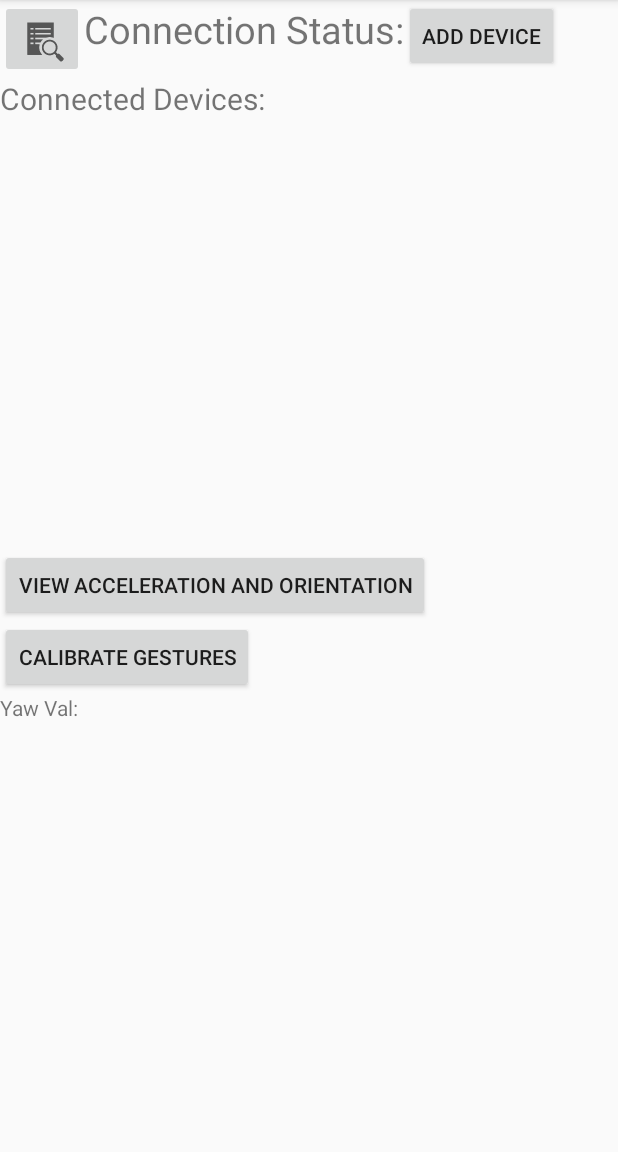
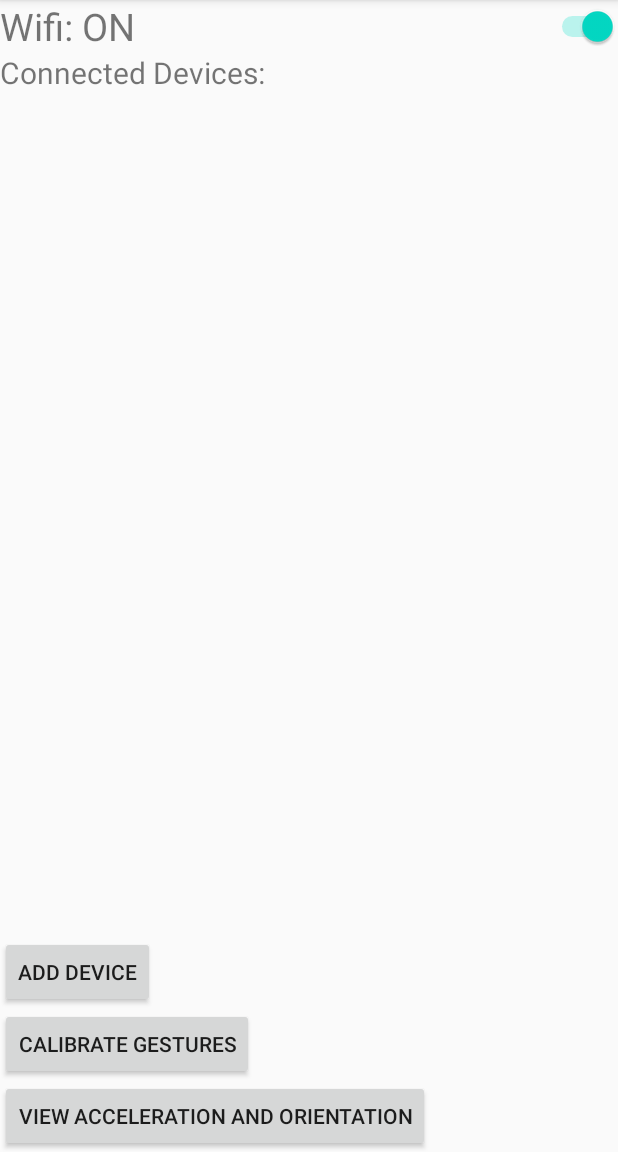
Before and after one commit to Nachodood/SmartRemote, an Android app: the screen it shows after launch (MainActivity), on a phone screen of 412 x 824 dp, the part 84-1236 px from its top. Run offline under Robolectric (Android 15) with nearby library versions, the phone set to English and light mode, and no system bars.

Commit message:
Implement on/off wifi into mainactivity and tidy mainactivity

```diff
--- a/app/src/main/AndroidManifest.xml
+++ b/app/src/main/AndroidManifest.xml
@@ -2,6 +2,9 @@
 <manifest xmlns:android="http://schemas.android.com/apk/res/android"
     package="com.example.smartremote">
 
+    <uses-permission android:name="android.permission.ACCESS_WIFI_STATE" />
+    <uses-permission android:name="android.permission.INTERNET" />
+    <uses-permission android:name="android.permission.CHANGE_WIFI_STATE" />
     <application
         android:allowBackup="true"
         android:icon="@mipmap/ic_launcher"
--- a/app/src/main/java/com/example/smartremote/MainActivity.java
+++ b/app/src/main/java/com/example/smartremote/MainActivity.java
@@ -8,13 +8,16 @@ import android.hardware.Sensor;
 import android.hardware.SensorEvent;
 import android.hardware.SensorEventListener;
 import android.hardware.SensorManager;
+import android.net.wifi.WifiManager;
 import android.os.Bundle;
 import android.view.View;
 import android.widget.Button;
+import android.widget.CompoundButton;
 import android.widget.ImageButton;
 import android.widget.ListAdapter;
 import android.widget.ListView;
 import android.widget.ScrollView;
+import android.widget.Switch;
 import android.widget.TextView;
 
 import java.util.ArrayList;
@@ -34,6 +37,10 @@ Offline file transfers: Share photos, videos, or any other type of data quickly
 //https://developer.android.com/guide/topics/connectivity/wifi-scan Wi-Fi scanning overview
 public class MainActivity extends AppCompatActivity implements SensorEventListener {
 
+    TextView m_wifiStatusText;
+    Switch m_wifiStatusSwitch;
+    WifiManager m_wifiManager;
+
     Button  m_btnViewGestures,
             m_btnSensorTest,
             m_btnCalibrate,
@@ -46,18 +53,6 @@ public class MainActivity extends AppCompatActivity implements SensorEventListen
     protected void onCreate(Bundle savedInstanceState) {
         super.onCreate(savedInstanceState);
         setContentView(R.layout.activity_main);
-
-       //stuff was here
-
-        m_imgbtnConnect = findViewById(R.id.imgbtn_connect);
-        m_imgbtnConnect.setOnClickListener(new View.OnClickListener() {
-            @Override
-            public void onClick(View v) {
-                Intent connectActivityIntent = new Intent(MainActivity.this,
-                        ConnectActivity.class);
-                startActivity(connectActivityIntent);
-            }
-        });
 
         m_btnCalibrate = findViewById(R.id.btn_calibrate);
         m_btnCalibrate.setOnClickListener(new View.OnClickListener() {
@@ -114,6 +109,26 @@ public class MainActivity extends AppCompatActivity implements SensorEventListen
         });
         */
 
+        m_wifiStatusText = findViewById(R.id.txt_connect_status);
+        m_wifiStatusSwitch = findViewById(R.id.switch_wifi);
+        m_wifiManager = (WifiManager) getSystemService(Context.WIFI_SERVICE);
+
+        switchWifiSetup();
+
+        m_wifiStatusSwitch.setOnCheckedChangeListener(new CompoundButton.OnCheckedChangeListener() {
+            @Override
+            public void onCheckedChanged(CompoundButton buttonView, boolean isChecked) {
+                // TODO Auto-generated method stub
+                if(isChecked) {
+                    m_wifiStatusText.setText("Wifi: On");
+                    EnableWiFi();
+                } else {
+                    m_wifiStatusText.setText("Wifi: Of");
+                    DisableWiFi();
+                }
+            }
+        });
+
     }
 
     @Override
@@ -125,4 +140,24 @@ public class MainActivity extends AppCompatActivity implements SensorEventListen
     public void onAccuracyChanged(Sensor sensor, int accuracy) {
 
     }
+
+    public void switchWifiSetup(){
+        if(m_wifiManager.isWifiEnabled()){
+            m_wifiStatusText.setText("Wifi: ON");
+            m_wifiStatusSwitch.setChecked(true);
+        }
+        else
+        {
+            m_wifiStatusText.setText("Wifi: Off");
+            m_wifiStatusSwitch.setChecked(false);
+        }
+    }
+
+    public void EnableWiFi(){
+
+        m_wifiManager.setWifiEnabled(true);
+    }
+    public void DisableWiFi(){
+        m_wifiManager.setWifiEnabled(false);
+    }
 }
--- a/app/src/main/res/layout/activity_main.xml
+++ b/app/src/main/res/layout/activity_main.xml
@@ -18,32 +18,25 @@
 
     <LinearLayout
         android:id="@+id/linlay_connect"
-        android:layout_width="wrap_content"
+        android:layout_width="match_parent"
         android:layout_height="wrap_content"
         android:orientation="horizontal">
 
-        <ImageButton
-            android:id="@+id/imgbtn_connect"
-            android:layout_width="wrap_content"
-            android:layout_height="wrap_content"
-            android:layout_weight="1"
-            app:srcCompat="?android:attr/actionModeFindDrawable"
-            android:contentDescription="@string/todo" />
-
         <TextView
             android:id="@+id/txt_connect_status"
-            android:layout_width="wrap_content"
+            android:layout_width="478dp"
             android:layout_height="wrap_content"
             android:layout_weight="1"
             android:text="@string/connection_status"
             android:textSize="25sp" />
 
-        <Button
-            android:id="@+id/btn_add_device"
-            android:layout_width="wrap_content"
-            android:layout_height="wrap_content"
-            android:layout_weight="1"
-            android:text="@string/add_device" />
+        <Switch
+            android:id="@+id/switch_wifi"
+            android:layout_width="match_parent"
+            android:layout_height="match_parent"
+            android:layout_centerHorizontal="true"
+            android:layout_centerVertical="true"
+            android:layout_weight="1" />
 
     </LinearLayout>
 
@@ -66,6 +59,18 @@
         android:layout_height="wrap_content">
 
     </ScrollView>
+
+    <Button
+        android:id="@+id/btn_add_device"
+        android:layout_width="wrap_content"
+        android:layout_height="wrap_content"
+        android:text="@string/add_device" />
+
+    <Button
+        android:id="@+id/btn_calibrate"
+        android:layout_width="wrap_content"
+        android:layout_height="wrap_content"
+        android:text="@string/calibrate_gestures" />
 
     <Button
         android:id="@+id/btn_sensor_test"
@@ -92,17 +97,4 @@
             app:srcCompat="@android:drawable/ic_menu_more" />
     </LinearLayout> -->
 
-    <Button
-        android:id="@+id/btn_calibrate"
-        android:layout_width="wrap_content"
-        android:layout_height="wrap_content"
-        android:text="@string/calibrate_gestures" />
-
-    <TextView
-        android:id="@+id/txt_yaw_val"
-        android:layout_width="wrap_content"
-        android:layout_height="wrap_content"
-        android:layout_weight="1"
-        android:text="@string/yaw_val" />
-
 </LinearLayout>
```
Also changed, not shown: app/src/main/java/com/example/smartremote/ConnectActivity.java (+48 -0 lines), app/src/main/res/layout/activity_connect.xml (+17 -0 lines).
